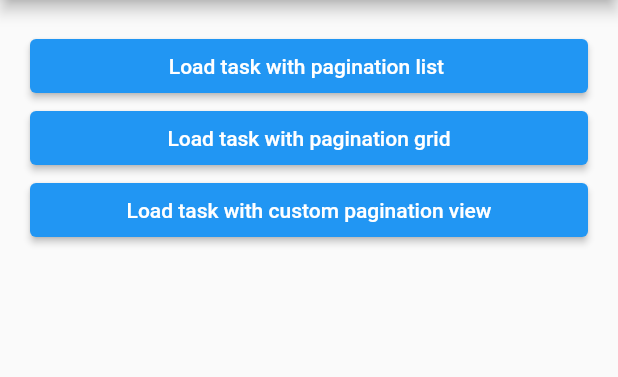
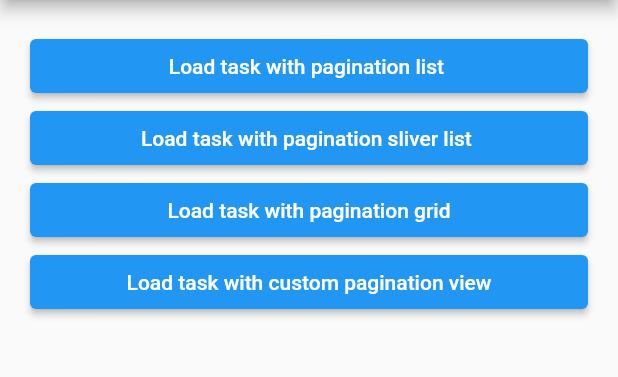
Before and after one commit to weishirongzhen/easy_http, a Flutter app: the screen it shows after launch, on a phone screen of 412 x 824 dp, the part 84-461 px from its top. Run offline on Flutter 3.47's test engine with Material 2 defaults, Android fonts, the phone set to English and light mode, and no system bars; our stand-ins replace dio, get, get_storage, pull_to_refresh.

Commit message:
update example

```diff
--- a/example/lib/ui/test_page.dart
+++ b/example/lib/ui/test_page.dart
@@ -2,6 +2,7 @@ import 'package:easy_http/easy_http.dart';
 import 'package:example/ui/pagination_custom_view_page.dart';
 import 'package:example/ui/pagination_grid_page.dart';
 import 'package:example/ui/pagination_list_page.dart';
+import 'package:example/ui/pagination_sliver_list_page.dart';
 import 'package:flutter/material.dart';
 
 class TestPage extends StatelessWidget {
@@ -13,8 +14,7 @@ class TestPage extends StatelessWidget {
       appBar: AppBar(
         title: const Text("EasyHttp API Test"),
       ),
-      body: Obx(() {
-        return SafeArea(
+      body: SafeArea(
         child: ListView(
           children: [
             ElevatedButton(
@@ -22,6 +22,12 @@ class TestPage extends StatelessWidget {
                 Get.to(() => const PaginationListPage());
               },
               child: const Text("Load task with pagination list "),
+            ),
+            ElevatedButton(
+              onPressed: () {
+                Get.to(() => const PaginationSliverListPage());
+              },
+              child: const Text("Load task with pagination sliver list "),
             ),
             ElevatedButton(
               onPressed: () {
@@ -40,8 +46,7 @@ class TestPage extends StatelessWidget {
           vertical: 20,
           horizontal: 20,
         ),
-        );
-      }),
+      ),
     );
   }
 }
--- a/lib/pagination/easyhttp_smart_refresher.dart
+++ b/lib/pagination/easyhttp_smart_refresher.dart
@@ -86,6 +86,7 @@ class ListSmartRefresherWithFixedTopItem<T extends PaginationMixin> extends Stat
 
   @override
   Widget build(BuildContext context) {
+    return Obx(() {
       return CustomSmartRefresh(
         initialRefresh: initialRefresh,
         controller: controller,
@@ -101,6 +102,7 @@ class ListSmartRefresherWithFixedTopItem<T extends PaginationMixin> extends Stat
           ],
         ),
       );
+    });
   }
 }
 
```
Also changed, not shown: example/lib/ui/pagination_sliver_list_page.dart (added, +37 -0 lines). Lines whose indentation alone changed are shown as unchanged.
